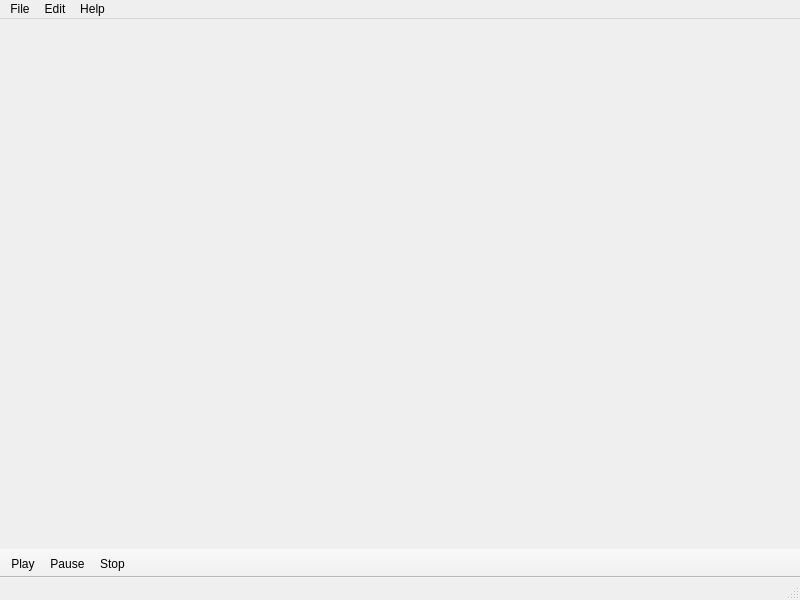
Qt form src/gui/graph/graphwindow.ui (MATF-RS20/RS013-djiki) before a commit.
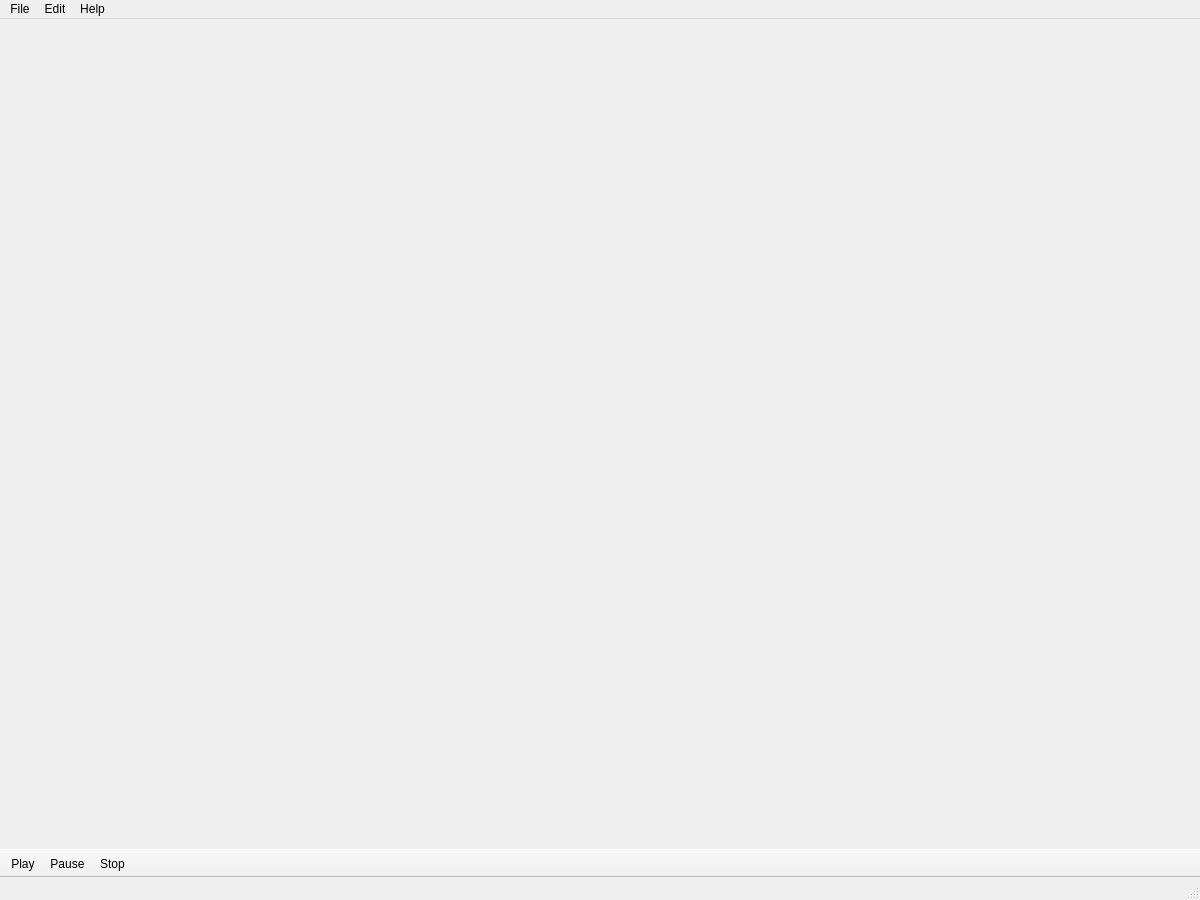
The same form after that commit. Icons and pictures are not drawn.

```diff
--- a/src/gui/graph/graphwindow.ui
+++ b/src/gui/graph/graphwindow.ui
@@ -6,8 +6,8 @@
    <rect>
     <x>0</x>
     <y>0</y>
-    <width>800</width>
-    <height>600</height>
+    <width>1200</width>
+    <height>900</height>
    </rect>
   </property>
   <property name="windowTitle">
@@ -19,7 +19,7 @@
     <rect>
      <x>0</x>
      <y>0</y>
-     <width>800</width>
+     <width>1200</width>
      <height>26</height>
     </rect>
    </property>
```
